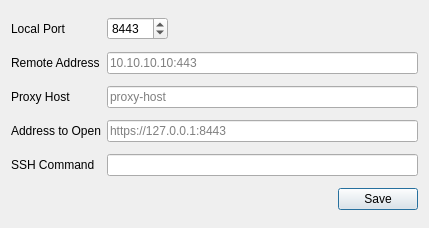
Before: the Qt Designer form tunnelconfig.ui in mdminhazulhaque/ssh-tunnel-manager, drawn with Qt 5.
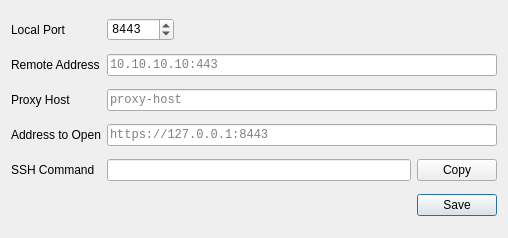
After: the same form once the commit is applied.

Commit message: Add feature to copy SSH tunnel command

What changed in the file:
```diff
--- a/tunnelconfig.ui
+++ b/tunnelconfig.ui
@@ -6,14 +6,28 @@
    <rect>
     <x>0</x>
     <y>0</y>
-    <width>429</width>
-    <height>228</height>
+    <width>508</width>
+    <height>238</height>
    </rect>
   </property>
   <property name="windowTitle">
    <string>Dialog</string>
   </property>
   <layout class="QGridLayout" name="gridLayout">
+   <item row="1" column="0">
+    <widget class="QLabel" name="label_remote_address">
+     <property name="text">
+      <string>Remote Address</string>
+     </property>
+    </widget>
+   </item>
+   <item row="3" column="0">
+    <widget class="QLabel" name="label_browser_open">
+     <property name="text">
+      <string>Address to Open</string>
+     </property>
+    </widget>
+   </item>
    <item row="0" column="0">
     <widget class="QLabel" name="label_local_port">
      <property name="text">
@@ -21,14 +35,79 @@
      </property>
     </widget>
    </item>
-   <item row="2" column="1">
+   <item row="4" column="1">
+    <widget class="QLineEdit" name="ssh_command">
+     <property name="font">
+      <font>
+       <family>Monospace</family>
+      </font>
+     </property>
+     <property name="readOnly">
+      <bool>true</bool>
+     </property>
+    </widget>
+   </item>
+   <item row="4" column="0">
+    <widget class="QLabel" name="label_ssh_command">
+     <property name="text">
+      <string>SSH Command</string>
+     </property>
+    </widget>
+   </item>
+   <item row="2" column="0">
+    <widget class="QLabel" name="label_proxy_host">
+     <property name="text">
+      <string>Proxy Host</string>
+     </property>
+    </widget>
+   </item>
+   <item row="4" column="2">
+    <widget class="QPushButton" name="copy">
+     <property name="text">
+      <string>Copy</string>
+     </property>
+    </widget>
+   </item>
+   <item row="3" column="1" colspan="2">
+    <widget class="QLineEdit" name="browser_open">
+     <property name="font">
+      <font>
+       <family>Monospace</family>
+      </font>
+     </property>
+     <property name="placeholderText">
+      <string>https://127.0.0.1:8443</string>
+     </property>
+    </widget>
+   </item>
+   <item row="2" column="1" colspan="2">
     <widget class="QLineEdit" name="proxy_host">
+     <property name="font">
+      <font>
+       <family>Monospace</family>
+      </font>
+     </property>
      <property name="placeholderText">
       <string>proxy-host</string>
      </property>
     </widget>
    </item>
-   <item row="5" column="0" colspan="2">
+   <item row="1" column="1" colspan="2">
+    <widget class="QLineEdit" name="remote_address">
+     <property name="font">
+      <font>
+       <family>Monospace</family>
+      </font>
+     </property>
+     <property name="styleSheet">
+      <string notr="true"/>
+     </property>
+     <property name="placeholderText">
+      <string>10.10.10.10:443</string>
+     </property>
+    </widget>
+   </item>
+   <item row="5" column="0" colspan="3">
     <layout class="QHBoxLayout" name="horizontalLayout">
      <item>
       <spacer name="horizontalSpacer">
@@ -55,20 +134,15 @@
      </item>
     </layout>
    </item>
-   <item row="1" column="1">
-    <widget class="QLineEdit" name="remote_address">
-     <property name="styleSheet">
-      <string notr="true"/>
-     </property>
-     <property name="placeholderText">
-      <string>10.10.10.10:443</string>
-     </property>
-    </widget>
-   </item>
-   <item row="0" column="1">
+   <item row="0" column="1" colspan="2">
     <layout class="QHBoxLayout" name="horizontalLayout_2">
      <item>
       <widget class="QSpinBox" name="local_port">
+       <property name="font">
+        <font>
+         <family>Monospace</family>
+        </font>
+       </property>
        <property name="maximum">
         <number>65365</number>
        </property>
@@ -95,44 +169,6 @@
      </item>
     </layout>
    </item>
-   <item row="2" column="0">
-    <widget class="QLabel" name="label_proxy_host">
-     <property name="text">
-      <string>Proxy Host</string>
-     </property>
-    </widget>
-   </item>
-   <item row="3" column="0">
-    <widget class="QLabel" name="label_browser_open">
-     <property name="text">
-      <string>Address to Open</string>
-     </property>
-    </widget>
-   </item>
-   <item row="4" column="1">
-    <widget class="QLineEdit" name="ssh_command"/>
-   </item>
-   <item row="4" column="0">
-    <widget class="QLabel" name="label_ssh_command">
-     <property name="text">
-      <string>SSH Command</string>
-     </property>
-    </widget>
-   </item>
-   <item row="1" column="0">
-    <widget class="QLabel" name="label_remote_address">
-     <property name="text">
-      <string>Remote Address</string>
-     </property>
-    </widget>
-   </item>
-   <item row="3" column="1">
-    <widget class="QLineEdit" name="browser_open">
-     <property name="placeholderText">
-      <string>https://127.0.0.1:8443</string>
-     </property>
-    </widget>
-   </item>
   </layout>
  </widget>
  <resources/>
```
Left out of the diff: 8 changed lines with no effect on the pictures. The commit also changes 1 other file.
